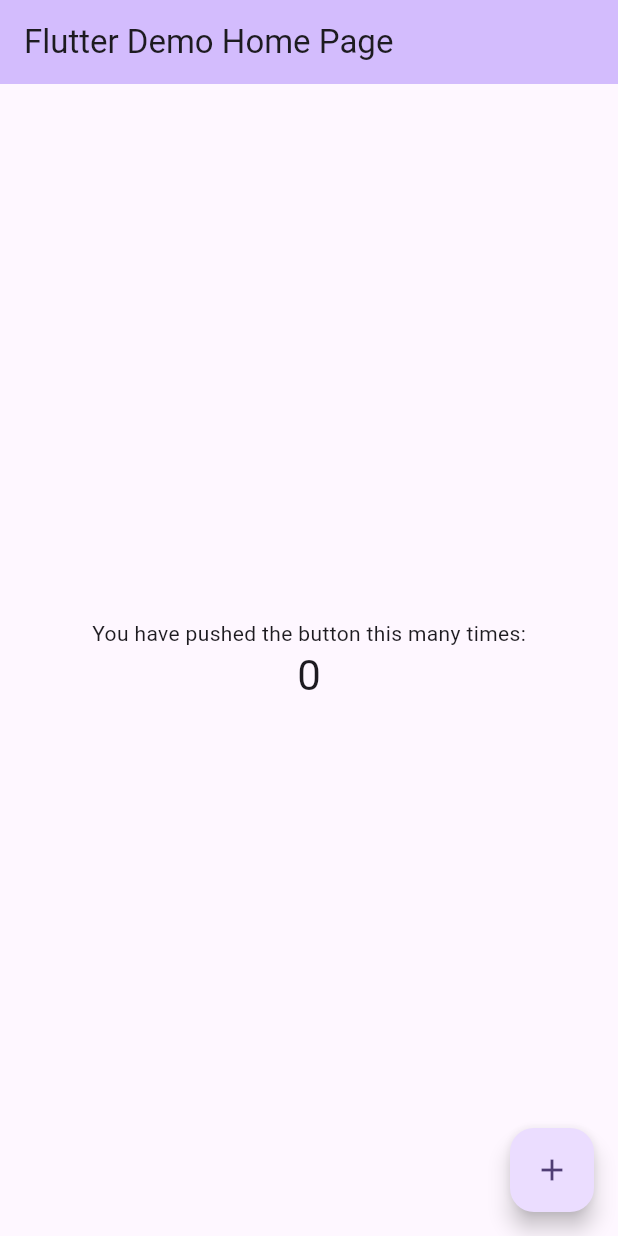
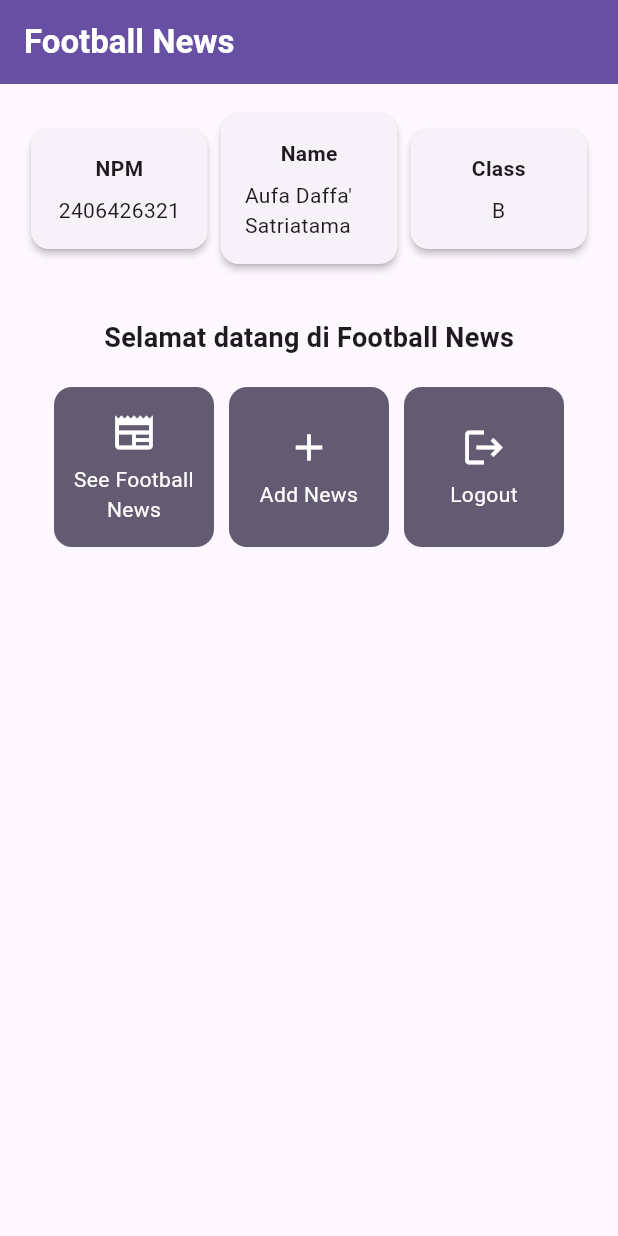
Before and after one commit to AufaSatriatama/football-news-mobile, a Flutter app: the screen it shows after launch, on a phone screen of 412 x 824 dp. Run offline on Flutter 3.47's test engine with Material 3 defaults, Android fonts, the phone set to English and light mode, and no system bars.

Commit message:
Finished Tutorial 6

```diff
--- a/lib/main.dart
+++ b/lib/main.dart
@@ -1,4 +1,5 @@
 import 'package:flutter/material.dart';
+import 'package:football_news/menu.dart';
 
 void main() {
   runApp(const MyApp());
@@ -28,95 +29,9 @@
         //
         // This works for code too, not just values: Most code changes can be
         // tested with just a hot reload.
-        colorScheme: ColorScheme.fromSeed(seedColor: Colors.deepPurple),
       ),
-      home: const MyHomePage(title: 'Flutter Demo Home Page'),
+      home: MyHomePage(colorScheme: ColorScheme.fromSwatch(primarySwatch: Colors.blue)
+          .copyWith(secondary: Colors.blueAccent[400])),
     );
   }
 }
-
-class MyHomePage extends StatefulWidget {
-  const MyHomePage({super.key, required this.title});
-
-  // This widget is the home page of your application. It is stateful, meaning
-  // that it has a State object (defined below) that contains fields that affect
-  // how it looks.
-
-  // This class is the configuration for the state. It holds the values (in this
-  // case the title) provided by the parent (in this case the App widget) and
-  // used by the build method of the State. Fields in a Widget subclass are
-  // always marked "final".
-
-  final String title;
-
-  @override
-  State<MyHomePage> createState() => _MyHomePageState();
-}
-
-class _MyHomePageState extends State<MyHomePage> {
-  int _counter = 0;
-
-  void _incrementCounter() {
-    setState(() {
-      // This call to setState tells the Flutter framework that something has
-      // changed in this State, which causes it to rerun the build method below
-      // so that the display can reflect the updated values. If we changed
-      // _counter without calling setState(), then the build method would not be
-      // called again, and so nothing would appear to happen.
-      _counter++;
-    });
-  }
-
-  @override
-  Widget build(BuildContext context) {
-    // This method is rerun every time setState is called, for instance as done
-    // by the _incrementCounter method above.
-    //
-    // The Flutter framework has been optimized to make rerunning build methods
-    // fast, so that you can just rebuild anything that needs updating rather
-    // than having to individually change instances of widgets.
-    return Scaffold(
-      appBar: AppBar(
-        // TRY THIS: Try changing the color here to a specific color (to
-        // Colors.amber, perhaps?) and trigger a hot reload to see the AppBar
-        // change color while the other colors stay the same.
-        backgroundColor: Theme.of(context).colorScheme.inversePrimary,
-        // Here we take the value from the MyHomePage object that was created by
-        // the App.build method, and use it to set our appbar title.
-        title: Text(widget.title),
-      ),
-      body: Center(
-        // Center is a layout widget. It takes a single child and positions it
-        // in the middle of the parent.
-        child: Column(
-          // Column is also a layout widget. It takes a list of children and
-          // arranges them vertically. By default, it sizes itself to fit its
-          // children horizontally, and tries to be as tall as its parent.
-          //
-          // Column has various properties to control how it sizes itself and
-          // how it positions its children. Here we use mainAxisAlignment to
-          // center the children vertically; the main axis here is the vertical
-          // axis because Columns are vertical (the cross axis would be
-          // horizontal).
-          //
-          // TRY THIS: Invoke "debug painting" (choose the "Toggle Debug Paint"
-          // action in the IDE, or press "p" in the console), to see the
-          // wireframe for each widget.
-          mainAxisAlignment: MainAxisAlignment.center,
-          children: <Widget>[
-            const Text('You have pushed the button this many times:'),
-            Text(
-              '$_counter',
-              style: Theme.of(context).textTheme.headlineMedium,
-            ),
-          ],
-        ),
-      ),
-      floatingActionButton: FloatingActionButton(
-        onPressed: _incrementCounter,
-        tooltip: 'Increment',
-        child: const Icon(Icons.add),
-      ), // This trailing comma makes auto-formatting nicer for build methods.
-    );
-  }
-}
--- /dev/null
+++ b/lib/menu.dart
@@ -0,0 +1,189 @@
+import 'package:flutter/material.dart';
+
+class MyHomePage extends StatelessWidget {
+
+  MyHomePage({super.key, required ColorScheme colorScheme}); //sudah ada pada code sebelumnya
+
+    final String nama = "Aufa Daffa' Satriatama"; //nama
+    final String npm = "2406426321"; //npm
+    final String kelas = "B"; //kelas
+
+    @override
+    Widget build(BuildContext context) {
+    // Scaffold menyediakan struktur dasar halaman dengan AppBar dan body.
+    return Scaffold(
+      // AppBar adalah bagian atas halaman yang menampilkan judul.
+      appBar: AppBar(
+        // Judul aplikasi "Football News" dengan teks putih dan tebal.
+        title: const Text(
+          'Football News',
+          style: TextStyle(
+            color: Colors.white,
+            fontWeight: FontWeight.bold,
+          ),
+        ),
+        // Warna latar belakang AppBar diambil dari skema warna tema aplikasi.
+        backgroundColor: Theme.of(context).colorScheme.primary,
+      ),
+      // Body halaman dengan padding di sekelilingnya.
+      body: Padding(
+        padding: const EdgeInsets.all(16.0),
+        // Menyusun widget secara vertikal dalam sebuah kolom.
+        child: Column(
+          crossAxisAlignment: CrossAxisAlignment.center,
+          children: [
+            // Row untuk menampilkan 3 InfoCard secara horizontal.
+            Row(
+              mainAxisAlignment: MainAxisAlignment.spaceEvenly,
+              children: [
+                InfoCard(title: 'NPM', content: npm),
+                InfoCard(title: 'Name', content: nama),
+                InfoCard(title: 'Class', content: kelas),
+              ],
+            ),
+
+            // Memberikan jarak vertikal 16 unit.
+            const SizedBox(height: 16.0),
+
+            // Menempatkan widget berikutnya di tengah halaman.
+            Center(
+              child: Column(
+                // Menyusun teks dan grid item secara vertikal.
+
+                children: [
+                  // Menampilkan teks sambutan dengan gaya tebal dan ukuran 18.
+                  const Padding(
+                    padding: EdgeInsets.only(top: 16.0),
+                    child: Text(
+                      'Selamat datang di Football News',
+                      style: TextStyle(
+                        fontWeight: FontWeight.bold,
+                        fontSize: 18.0,
+                      ),
+                    ),
+                  ),
+
+                  // Grid untuk menampilkan ItemCard dalam bentuk grid 3 kolom.
+                  GridView.count(
+                    primary: true,
+                    padding: const EdgeInsets.all(20),
+                    crossAxisSpacing: 10,
+                    mainAxisSpacing: 10,
+                    crossAxisCount: 3,
+                    // Agar grid menyesuaikan tinggi kontennya.
+                    shrinkWrap: true,
+
+                    // Menampilkan ItemCard untuk setiap item dalam list items.
+                    children: items.map((ItemHomepage item) {
+                      return ItemCard(item);
+                    }).toList(),
+                  ),
+                ],
+              ),
+            ),
+          ],
+        ),
+      ),
+    );
+  }
+
+ final List<ItemHomepage> items = [
+    ItemHomepage("See Football News", Icons.newspaper),
+    ItemHomepage("Add News", Icons.add),
+    ItemHomepage("Logout", Icons.logout),
+  ];
+}
+
+class InfoCard extends StatelessWidget {
+  // Kartu informasi yang menampilkan title dan content.
+
+  final String title;  // Judul kartu.
+  final String content;  // Isi kartu.
+
+  const InfoCard({super.key, required this.title, required this.content});
+
+  @override
+  Widget build(BuildContext context) {
+    return Card(
+      // Membuat kotak kartu dengan bayangan dibawahnya.
+      elevation: 2.0,
+      child: Container(
+        // Mengatur ukuran dan jarak di dalam kartu.
+        width: MediaQuery.of(context).size.width / 3.5, // menyesuaikan dengan lebar device yang digunakan.
+        padding: const EdgeInsets.all(16.0),
+        // Menyusun title dan content secara vertikal.
+        child: Column(
+          children: [
+            Text(
+              title,
+              style: const TextStyle(fontWeight: FontWeight.bold),
+            ),
+            const SizedBox(height: 8.0),
+            Text(content),
+          ],
+        ),
+      ),
+    );
+  }
+}
+
+class ItemHomepage {
+ final String name;
+ final IconData icon;
+
+ ItemHomepage(this.name, this.icon);
+}
+
+class ItemCard extends StatelessWidget {
+  // Menampilkan kartu dengan ikon dan nama.
+
+  final ItemHomepage item;
+
+  const ItemCard(this.item, {super.key});
+
+  @override
+  Widget build(BuildContext context) {
+    return Material(
+      // Menentukan warna latar belakang dari tema aplikasi.
+      color: Theme.of(context).colorScheme.secondary,
+      // Membuat sudut kartu melengkung.
+      borderRadius: BorderRadius.circular(12),
+
+      child: InkWell(
+        // Aksi ketika kartu ditekan.
+        onTap: () {
+          // Menampilkan pesan SnackBar saat kartu ditekan.
+          ScaffoldMessenger.of(context)
+            ..hideCurrentSnackBar()
+            ..showSnackBar(
+              SnackBar(content: Text("Kamu telah menekan tombol ${item.name}!"))
+            );
+        },
+        // Container untuk menyimpan Icon dan Text
+        child: Container(
+          padding: const EdgeInsets.all(8),
+          child: Center(
+            child: Column(
+              // Menyusun ikon dan teks di tengah kartu.
+              mainAxisAlignment: MainAxisAlignment.center,
+              children: [
+                Icon(
+                  item.icon,
+                  color: Colors.white,
+                  size: 30.0,
+                ),
+                const Padding(padding: EdgeInsets.all(3)),
+                Text(
+                  item.name,
+                  textAlign: TextAlign.center,
+                  style: const TextStyle(color: Colors.white),
+                ),
+              ],
+            ),
+          ),
+        ),
+      ),
+    );
+  }
+
+}
```
